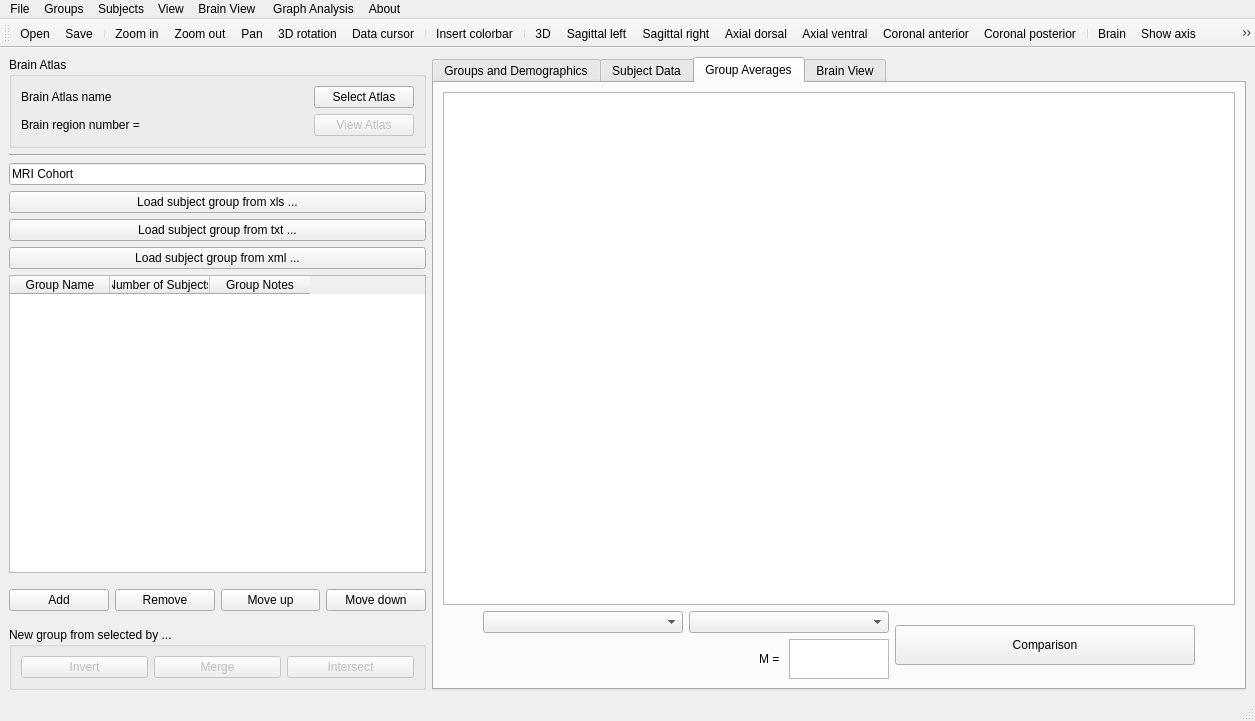
The window that braphy/gui/ui_files/cohort_editor.ui (softmatterlab/Braph-2.0-Python) describes before a commit, drawn with Qt 5.
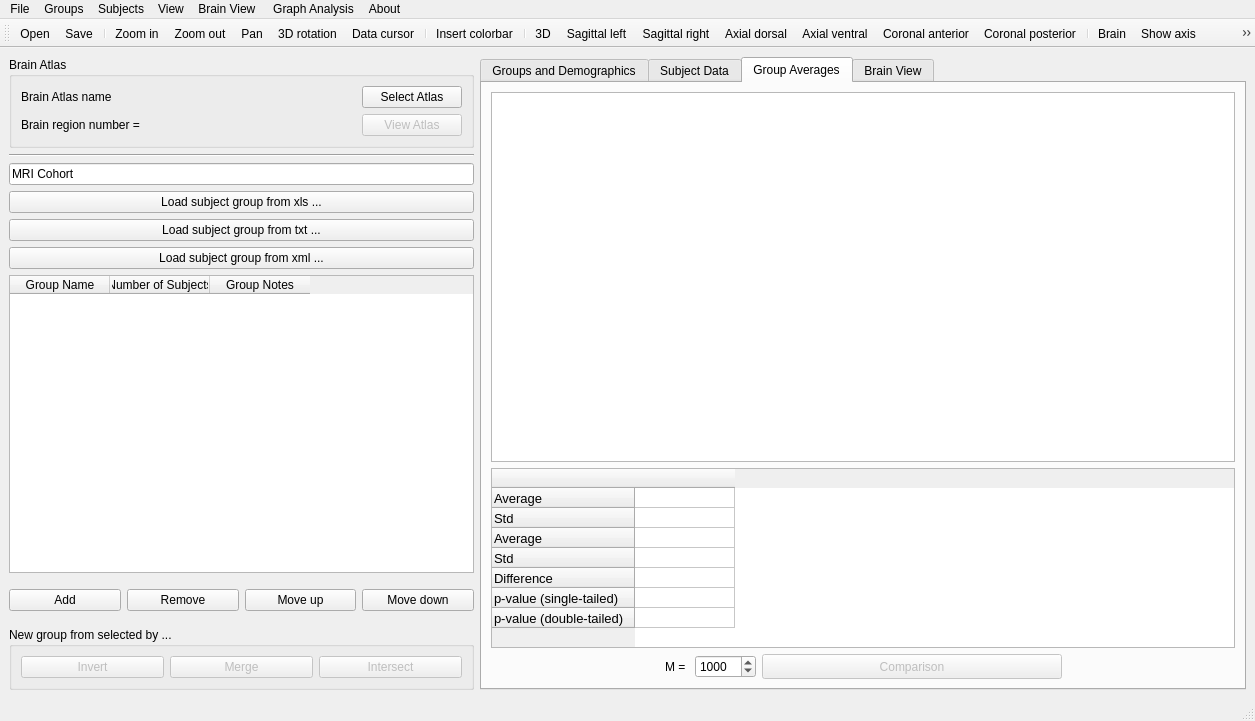
The same window after the commit. The open tabs and pages were chosen to show the change. Icons and pictures are not drawn. Custom widgets are drawn as their Qt base class.

Commit message: Add cohort group comparison

Diff of the .ui file:
```diff
--- a/braphy/gui/ui_files/cohort_editor.ui
+++ b/braphy/gui/ui_files/cohort_editor.ui
@@ -708,7 +708,96 @@
          </attribute>
          <layout class="QVBoxLayout" name="verticalLayout_13">
           <item>
-           <widget class="QTableWidget" name="tableWidget_group_averages"/>
+           <widget class="QTableWidget" name="tableWidget_group_averages">
+            <property name="editTriggers">
+             <set>QAbstractItemView::NoEditTriggers</set>
+            </property>
+            <property name="selectionMode">
+             <enum>QAbstractItemView::NoSelection</enum>
+            </property>
+           </widget>
+          </item>
+          <item>
+           <widget class="QTableWidget" name="tableWidget_group_comparison">
+            <property name="sizePolicy">
+             <sizepolicy hsizetype="Expanding" vsizetype="Maximum">
+              <horstretch>0</horstretch>
+              <verstretch>0</verstretch>
+             </sizepolicy>
+            </property>
+            <property name="maximumSize">
+             <size>
+              <width>16777215</width>
+              <height>180</height>
+             </size>
+            </property>
+            <property name="font">
+             <font>
+              <pointsize>10</pointsize>
+             </font>
+            </property>
+            <property name="showGrid">
+             <bool>true</bool>
+            </property>
+            <attribute name="horizontalHeaderCascadingSectionResizes">
+             <bool>false</bool>
+            </attribute>
+            <attribute name="verticalHeaderCascadingSectionResizes">
+             <bool>false</bool>
+            </attribute>
+            <attribute name="verticalHeaderDefaultSectionSize">
+             <number>20</number>
+            </attribute>
+            <attribute name="verticalHeaderHighlightSections">
+             <bool>true</bool>
+            </attribute>
+            <attribute name="verticalHeaderShowSortIndicator" stdset="0">
+             <bool>false</bool>
+            </attribute>
+            <attribute name="verticalHeaderStretchLastSection">
+             <bool>false</bool>
+            </attribute>
+            <row>
+             <property name="text">
+              <string>Average</string>
+             </property>
+            </row>
+            <row>
+             <property name="text">
+              <string>Std</string>
+             </property>
+            </row>
+            <row>
+             <property name="text">
+              <string>Average</string>
+             </property>
+            </row>
+            <row>
+             <property name="text">
+              <string>Std</string>
+             </property>
+            </row>
+            <row>
+             <property name="text">
+              <string>Difference</string>
+             </property>
+            </row>
+            <row>
+             <property name="text">
+              <string>p-value (single-tailed)</string>
+             </property>
+            </row>
+            <row>
+             <property name="text">
+              <string>p-value (double-tailed)</string>
+             </property>
+            </row>
+            <column>
+             <property name="text">
+              <string/>
+             </property>
+            </column>
+           </widget>
           </item>
           <item>
            <layout class="QHBoxLayout" name="horizontalLayout_12">
@@ -716,103 +805,40 @@
              <number>0</number>
             </property>
             <item>
-             <layout class="QVBoxLayout" name="verticalLayout_12">
-              <property name="bottomMargin">
-               <number>0</number>
+             <spacer name="horizontalSpacer_9">
+              <property name="orientation">
+               <enum>Qt::Horizontal</enum>
               </property>
-              <item>
-               <layout class="QHBoxLayout" name="horizontalLayout_13">
-                <item>
-                 <spacer name="horizontalSpacer_8">
-                  <property name="orientation">
-                   <enum>Qt::Horizontal</enum>
-                  </property>
-                  <property name="sizeHint" stdset="0">
-                   <size>
-                    <width>40</width>
-                    <height>20</height>
-                   </size>
-                  </property>
-                 </spacer>
-                </item>
-                <item>
-                 <widget class="QComboBox" name="comboBox_8">
-                  <property name="sizePolicy">
-                   <sizepolicy hsizetype="Fixed" vsizetype="Fixed">
-                    <horstretch>0</horstretch>
-                    <verstretch>0</verstretch>
-                   </sizepolicy>
-                  </property>
-                  <property name="minimumSize">
-                   <size>
-                    <width>200</width>
-                    <height>0</height>
-                   </size>
-                  </property>
-                 </widget>
-                </item>
-                <item>
-                 <widget class="QComboBox" name="comboBox_9">
-                  <property name="sizePolicy">
-                   <sizepolicy hsizetype="Fixed" vsizetype="Fixed">
-                    <horstretch>0</horstretch>
-                    <verstretch>0</verstretch>
-                   </sizepolicy>
-                  </property>
-                  <property name="minimumSize">
-                   <size>
-                    <width>200</width>
-                    <height>0</height>
-                   </size>
-                  </property>
-                 </widget>
-                </item>
-               </layout>
-              </item>
-              <item>
-               <layout class="QHBoxLayout" name="horizontalLayout_14">
-                <item>
-                 <spacer name="horizontalSpacer_9">
-                  <property name="orientation">
-                   <enum>Qt::Horizontal</enum>
-                  </property>
-                  <property name="sizeHint" stdset="0">
-                   <size>
-                    <width>40</width>
-                    <height>20</height>
-                   </size>
-                  </property>
-                 </spacer>
-                </item>
-                <item>
-                 <widget class="QLabel" name="label_3">
-                  <property name="text">
-                   <string>M = </string>
-                  </property>
-                 </widget>
-                </item>
-                <item>
-                 <widget class="QTextEdit" name="textEdit_4">
-                  <property name="sizePolicy">
-                   <sizepolicy hsizetype="Fixed" vsizetype="Fixed">
-                    <horstretch>0</horstretch>
-                    <verstretch>0</verstretch>
-                   </sizepolicy>
-                  </property>
-                  <property name="maximumSize">
-                   <size>
-                    <width>100</width>
-                    <height>40</height>
-                   </size>
-                  </property>
-                 </widget>
-                </item>
-               </layout>
-              </item>
-             </layout>
+              <property name="sizeHint" stdset="0">
+               <size>
+                <width>40</width>
+                <height>15</height>
+               </size>
+              </property>
+             </spacer>
+            </item>
+            <item>
+             <widget class="QLabel" name="label_3">
+              <property name="text">
+               <string>M = </string>
+              </property>
+             </widget>
+            </item>
+            <item>
+             <widget class="QSpinBox" name="spinBoxPermutations">
+              <property name="maximum">
+               <number>10000</number>
+              </property>
+              <property name="value">
+               <number>1000</number>
+              </property>
+             </widget>
             </item>
             <item>
              <widget class="QPushButton" name="btnComparison">
+              <property name="enabled">
+               <bool>false</bool>
+              </property>
               <property name="sizePolicy">
                <sizepolicy hsizetype="Fixed" vsizetype="Fixed">
                 <horstretch>0</horstretch>
@@ -822,7 +848,7 @@
               <property name="minimumSize">
                <size>
                 <width>300</width>
-                <height>40</height>
+                <height>25</height>
                </size>
               </property>
               <property name="layoutDirection">
@@ -841,7 +867,7 @@
               <property name="sizeHint" stdset="0">
                <size>
                 <width>40</width>
-                <height>20</height>
+                <height>15</height>
                </size>
               </property>
              </spacer>
```
Left out of the diff: 2 changed lines with no effect on the pictures. The commit also changes 4 other files.
